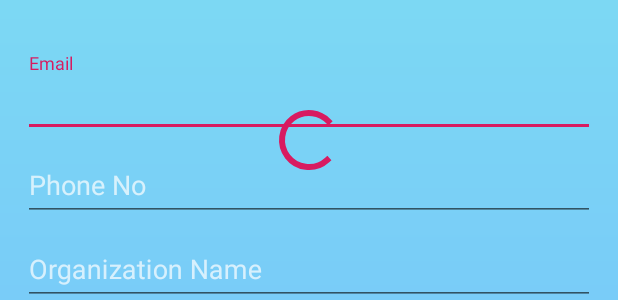
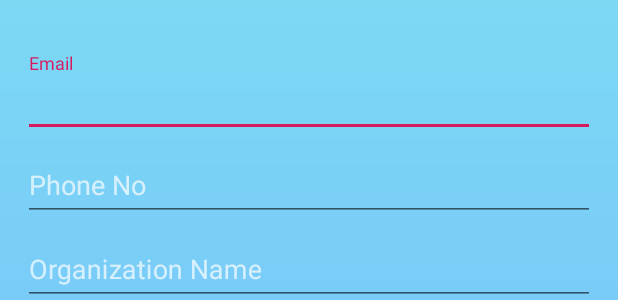
Before and after one commit to Vikash29Singh/EventManagement, an Android app: the layout activity_registration.xml on its own in the app's theme, with its tools: preview values and no code run, on a phone screen of 412 x 824 dp. Shown: the part 478-778 px from the top of the screen. Run offline under Robolectric (Android 15) with nearby library versions, the phone set to English and light mode, and no system bars.

Commit message:
final done

```diff
--- a/app/src/main/res/layout/activity_about_us.xml
+++ b/app/src/main/res/layout/activity_about_us.xml
@@ -42,7 +42,7 @@
         android:layout_height="170dp"
         android:layout_gravity="center"
         android:layout_marginTop="200dp"
-        android:src="@drawable/event"
+        android:src="@drawable/aboutus"
         android:scaleType="fitXY"/>
 
         <TextView
--- a/app/src/main/res/layout/activity_registration.xml
+++ b/app/src/main/res/layout/activity_registration.xml
@@ -9,11 +9,7 @@
     android:background="@drawable/login_bg"
     android:padding="15dp">
 
-    <ProgressBar
-        android:id="@+id/progressbar"
-        android:layout_width="wrap_content"
-        android:layout_height="wrap_content"
-        android:layout_centerInParent="true"/>
+
 
     <LinearLayout
         android:layout_width="match_parent"
```
Also changed, not shown: app/src/main/java/com/example/eventmanager/Events.java (+3 -5 lines), app/src/main/java/com/example/eventmanager/Registration.java (+5 -5 lines), app/src/main/res/layout/recyclerview.xml (+0 -7 lines), 1 other file.
